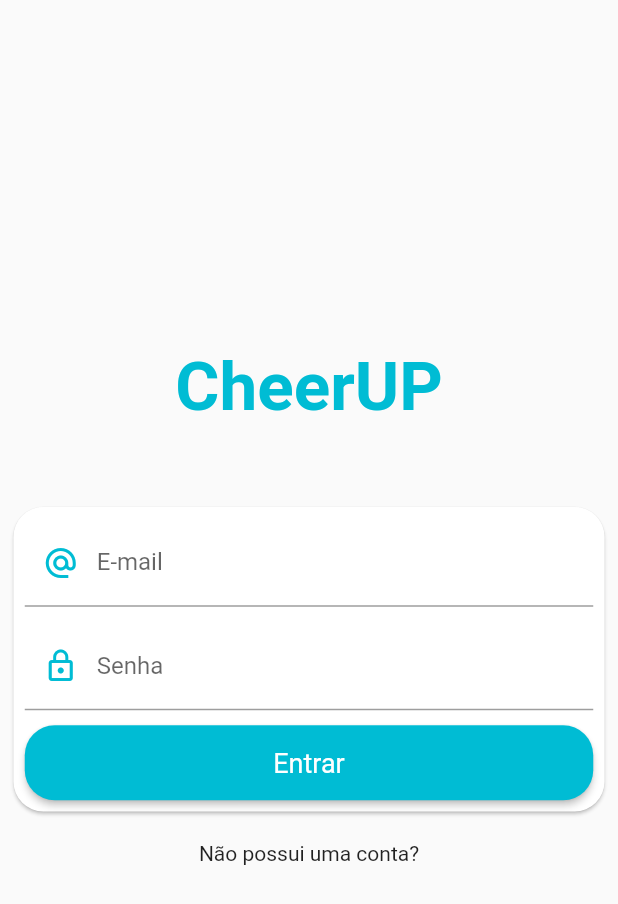
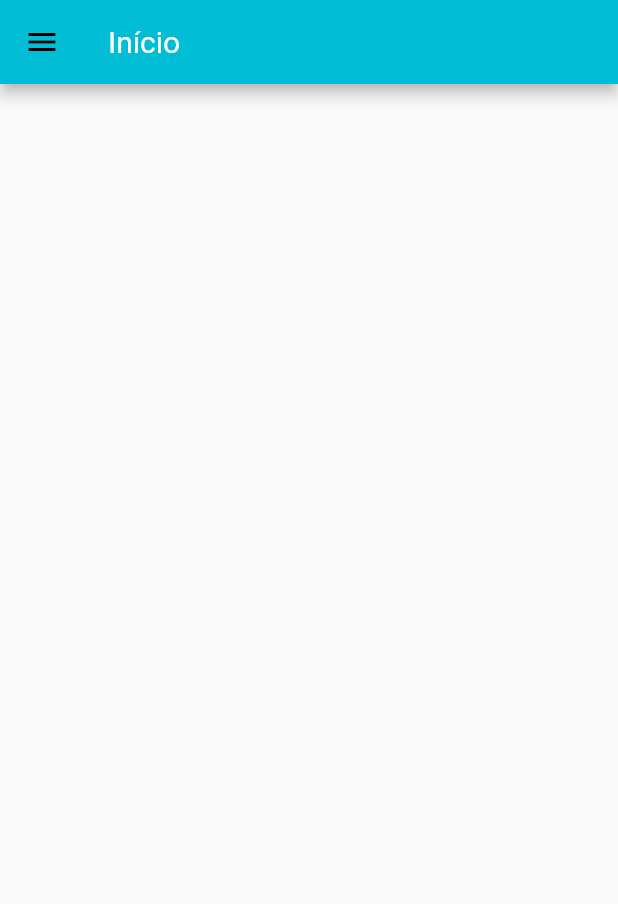
Before and after one commit to andrelrf1/cheerup, a Flutter app: the screen it shows after launch, after a tap on "Entrar", on a phone screen of 412 x 824 dp. Shown: the top 904 px of the screen. Run offline on Flutter 3.47's test engine with Material 2 defaults, Android fonts, the phone set to English and light mode, and no system bars.

Commit message:
Criação de novas telas, preparação do form de login

```diff
--- /dev/null
+++ b/lib/screens/home/home_screen.dart
@@ -0,0 +1,50 @@
+import 'package:flutter/material.dart';
+
+class Home extends StatelessWidget {
+  @override
+  Widget build(BuildContext context) {
+    return Scaffold(
+      appBar: AppBar(
+        title: Text(
+          'Início',
+          style: TextStyle(
+            color: Colors.white,
+            fontWeight: FontWeight.normal,
+          ),
+        ),
+      ),
+      drawer: Drawer(
+        child: Column(
+          children: <Widget>[
+            UserAccountsDrawerHeader(
+              accountEmail: Text(
+                'example@example.com',
+                style: TextStyle(
+                  color: Colors.white,
+                ),
+              ),
+              accountName: Text(
+                'Coisinha',
+                style: TextStyle(
+                  color: Colors.white,
+                ),
+              ),
+              currentAccountPicture: Icon(Icons.person),
+              arrowColor: Colors.cyan,
+            ),
+            ListTile(
+              leading: Icon(Icons.book),
+              title: Text('Diário'),
+              onTap: () {},
+            ),
+            ListTile(
+              leading: Icon(Icons.settings),
+              title: Text('Configurações'),
+              onTap: () {},
+            )
+          ],
+        ),
+      ),
+    );
+  }
+}
--- a/lib/screens/login/utils/login_form.dart
+++ b/lib/screens/login/utils/login_form.dart
@@ -1,6 +1,42 @@
 import 'package:flutter/material.dart';
+import '../../home/home_screen.dart';
 
-class LogInForm extends StatelessWidget {
+class LogInForm extends StatefulWidget {
+  @override
+  _LogInFormState createState() => _LogInFormState();
+}
+
+class _LogInFormState extends State<LogInForm> {
+  // variável para validação do form:
+  final GlobalKey<FormState> _formKey = GlobalKey<FormState>();
+  // variáveis que armazenarão os dados do usuário para o logIn:
+  TextEditingController emailController = TextEditingController();
+  TextEditingController passwordController = TextEditingController();
+  // variável para controlar a exibição da senha:
+  bool _hiddenPassword = true;
+
+  // Navegação para tela Home:
+  void _nextScreen() {
+    Navigator.pushReplacement(
+      context,
+      MaterialPageRoute(
+        builder: (context) => Home(),
+      ),
+    );
+  }
+
+  // Método que altera a variável de controle da senha:
+  void _showPassword() {
+    setState(() {
+      _hiddenPassword = _hiddenPassword ? false : true;
+    });
+  }
+
+  // essa função ainda vai ser bem rebuscada
+  void _logIn() {
+    _nextScreen();
+  }
+
   @override
   Widget build(BuildContext context) {
     return Padding(
@@ -11,10 +47,13 @@ class LogInForm extends StatelessWidget {
         ),
         child: Padding(
           padding: EdgeInsets.all(7.5),
+          child: Form(
+            key: _formKey,
             child: Column(
               mainAxisAlignment: MainAxisAlignment.center,
               children: <Widget>[
                 TextFormField(
+                  controller: emailController,
                   decoration: InputDecoration(
                     prefixIcon: Icon(
                       Icons.alternate_email,
@@ -28,16 +67,28 @@ class LogInForm extends StatelessWidget {
                   height: 10,
                 ),
                 TextFormField(
+                  controller: passwordController,
                   decoration: InputDecoration(
                     prefixIcon: Icon(
                       Icons.lock_outline,
                       color: Colors.cyan,
                     ),
+                    suffixIcon: IconButton(
+                      icon: Icon(
+                        _hiddenPassword
+                            ? Icons.visibility
+                            : Icons.visibility_off,
+                        color: Colors.cyan,
+                      ),
+                      onPressed: () {
+                        _showPassword();
+                      },
+                    ),
                     labelText: 'Senha',
-                  counterText: '',
+                    counterText: '', // para não exibir o contagem de caracteres
                   ),
                   maxLength: 18,
-                obscureText: true,
+                  obscureText: _hiddenPassword,
                   keyboardType: TextInputType.visiblePassword,
                 ),
                 SizedBox(
@@ -54,13 +105,19 @@ class LogInForm extends StatelessWidget {
                   ),
                   color: Colors.cyan,
                   minWidth: double.infinity,
+                  // assim o botão expande até o limite imposto
                   height: 50,
                   shape: RoundedRectangleBorder(
                     borderRadius: BorderRadius.circular(20),
                   ),
-                onPressed: () {},
+                  onPressed: () {
+                    if (_formKey.currentState.validate()) {
+                      _logIn();
+                    }
+                  },
                 ),
               ],
+            ),
           ),
         ),
       ),
```
Also changed, not shown: lib/screens/diary/diary_screen.dart (added, +8 -0 lines), lib/screens/login/login_screen.dart (+17 -3 lines), lib/screens/signin/signin_screen.dart (added, +8 -0 lines). Lines whose indentation alone changed are shown as unchanged.
